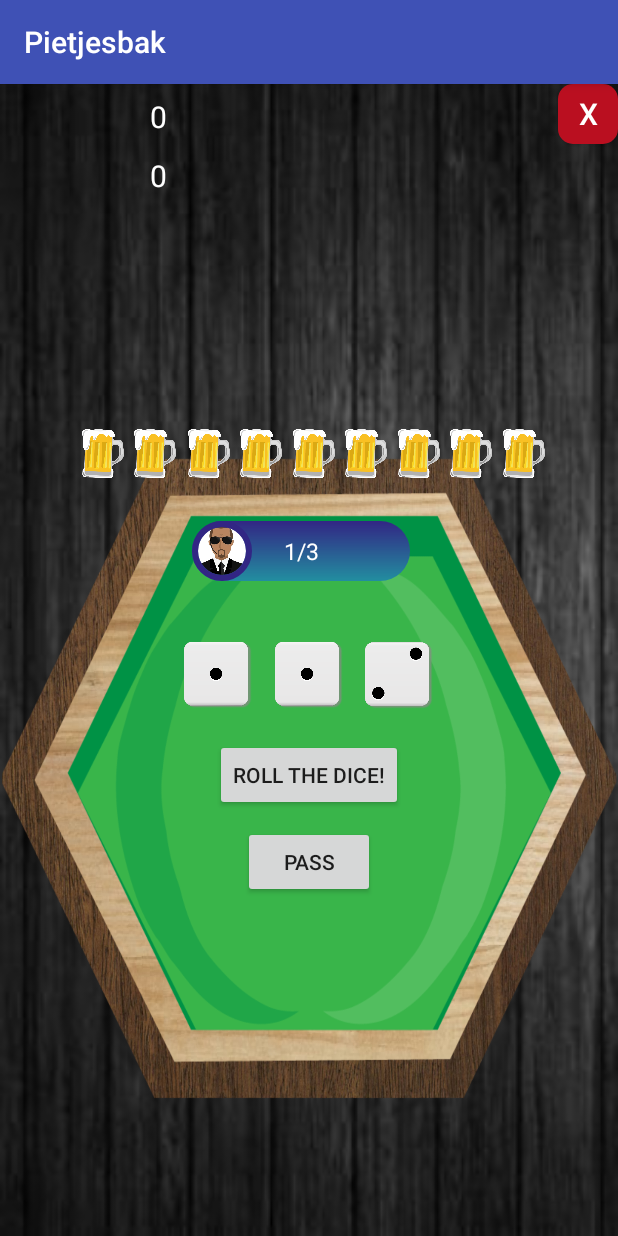
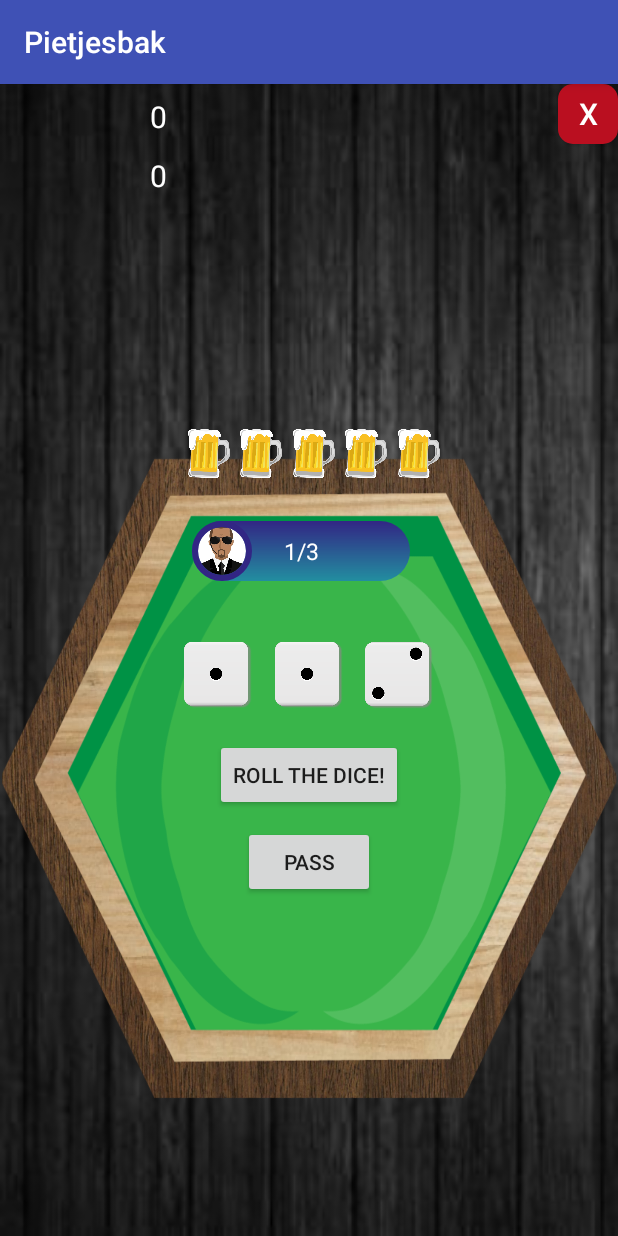
Before and after one commit to dielanophals/Pietjesbak, an Android app: the Activity2 screen opened directly, with no data from a screen before it, on a phone screen of 412 x 824 dp. Run offline under Robolectric (Android 15) with nearby library versions, the phone set to English and light mode, and no system bars; our stand-ins replace CircleImageView.

Commit message:
Update activity_2.xml
layout players

```diff
--- a/app/src/main/res/layout/activity_2.xml
+++ b/app/src/main/res/layout/activity_2.xml
@@ -178,25 +178,7 @@
         app:layout_constraintRight_toRightOf="parent"
         app:layout_constraintTop_toBottomOf="@+id/rollDices" />
 
-    <ImageView
-        android:layout_width="28dp"
-        android:layout_height="50dp"
-        android:src="@drawable/pintje"
-        app:layout_constraintRight_toLeftOf="@id/dice2"
-        android:layout_marginBottom="100dp"
-        app:layout_constraintBottom_toTopOf="@id/dice1"
-        android:layout_marginRight="40dp"
-        />
 
-    <ImageView
-        android:layout_width="28dp"
-        android:layout_height="50dp"
-        android:src="@drawable/pintje"
-        app:layout_constraintRight_toLeftOf="@id/dice2"
-        android:layout_marginBottom="100dp"
-        app:layout_constraintBottom_toTopOf="@id/dice2"
-        android:layout_marginRight="5dp"
-        />
 
     <ImageView
         android:layout_width="28dp"
@@ -249,25 +231,5 @@
         android:layout_marginLeft="105dp"
         />
 
-    <ImageView
-        android:layout_width="28dp"
-        android:layout_height="50dp"
-        android:src="@drawable/pintje"
-        app:layout_constraintLeft_toLeftOf="@id/pintje_4"
-        android:layout_marginBottom="100dp"
-        app:layout_constraintBottom_toTopOf="@id/dice2"
-        android:layout_marginLeft="140dp"
-        />
-
-    <ImageView
-        android:layout_width="28dp"
-        android:layout_height="50dp"
-        android:src="@drawable/pintje"
-        app:layout_constraintLeft_toLeftOf="@id/pintje_4"
-        android:layout_marginBottom="100dp"
-        app:layout_constraintBottom_toTopOf="@id/dice2"
-        android:layout_marginLeft="175dp"
-        />
-
 
 </android.support.constraint.ConstraintLayout>
```
